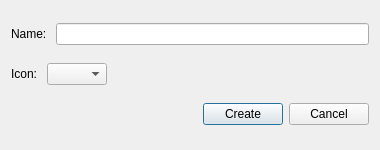
This is edittable.ui in sochok222/RadikPass as Qt 5 draws it before an edit. The edited form follows.
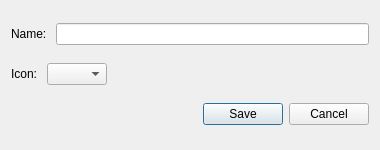
This is the edited form.

Diff of the .ui file:
```diff
--- a/edittable.ui
+++ b/edittable.ui
@@ -110,7 +110,7 @@
      <item>
       <widget class="QPushButton" name="addTableButton">
        <property name="text">
-        <string>Create</string>
+        <string>Save</string>
        </property>
       </widget>
      </item>
```
Left out of the diff: 2 changed lines with no effect on the pictures.
